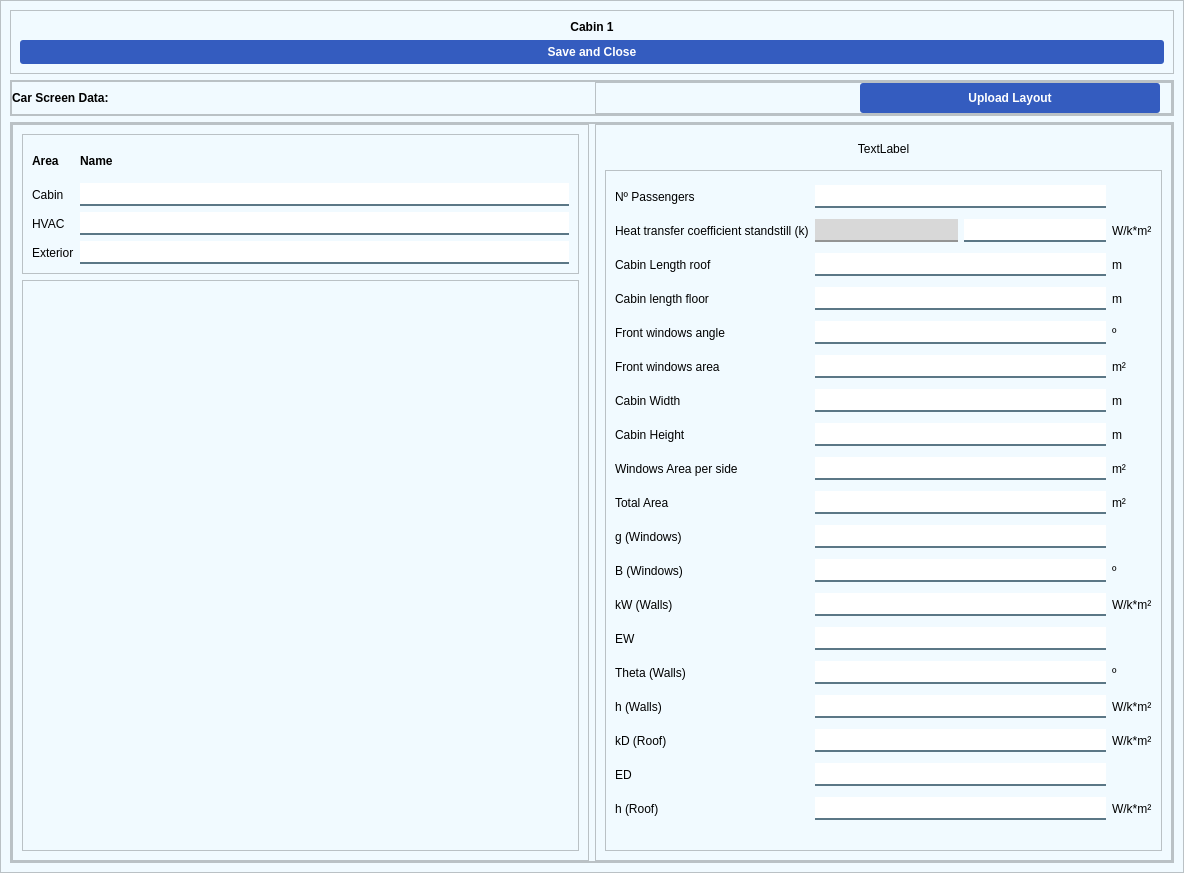
First picture: the form in ui/ui_files/cabin_setting.ui, repository ali7haider/railway-automation-system, before the edit.
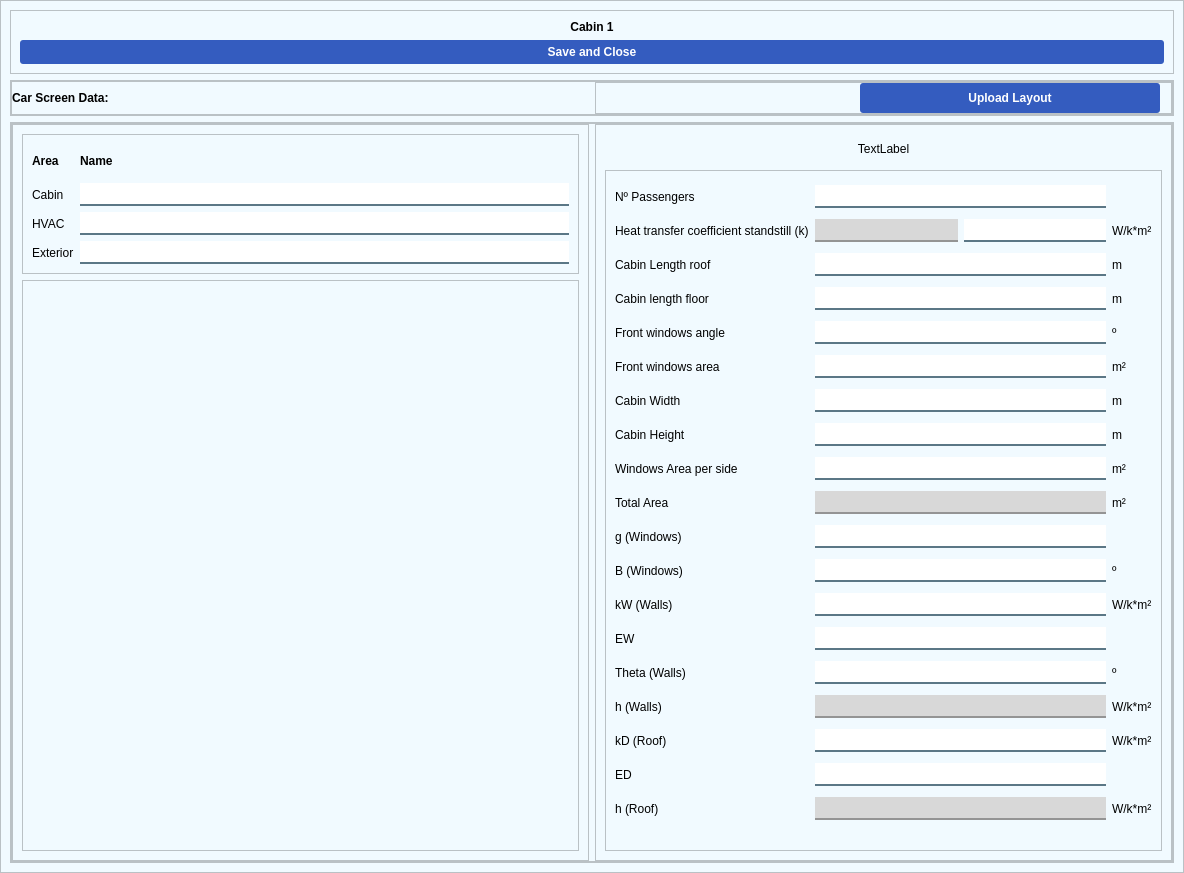
Second picture: the form after the edit. Icons and pictures are not drawn.

Commit message: Implement area calculation for cabin dimensions; connect input fields to update total area dynamically

```diff
--- a/ui/ui_files/cabin_setting.ui
+++ b/ui/ui_files/cabin_setting.ui
@@ -881,7 +881,11 @@
                      <widget class="QLineEdit" name="txtAreaPerSide"/>
                     </item>
                     <item row="9" column="1" colspan="2">
-                     <widget class="QLineEdit" name="txtTotalArea"/>
+                     <widget class="QLineEdit" name="txtTotalArea">
+                      <property name="readOnly">
+                       <bool>true</bool>
+                      </property>
+                     </widget>
                     </item>
                     <item row="10" column="1" colspan="2">
                      <widget class="QLineEdit" name="txtGWindow"/>
@@ -899,7 +903,11 @@
                      <widget class="QLineEdit" name="txtTheta"/>
                     </item>
                     <item row="15" column="1" colspan="2">
-                     <widget class="QLineEdit" name="txtHWalls"/>
+                     <widget class="QLineEdit" name="txtHWalls">
+                      <property name="readOnly">
+                       <bool>true</bool>
+                      </property>
+                     </widget>
                     </item>
                     <item row="16" column="1" colspan="2">
                      <widget class="QLineEdit" name="txtKD"/>
@@ -908,7 +916,11 @@
                      <widget class="QLineEdit" name="txtED"/>
                     </item>
                     <item row="18" column="1" colspan="2">
-                     <widget class="QLineEdit" name="txtHRoof"/>
+                     <widget class="QLineEdit" name="txtHRoof">
+                      <property name="readOnly">
+                       <bool>true</bool>
+                      </property>
+                     </widget>
                     </item>
                    </layout>
                   </widget>
```
The commit also changes 3 other files.
